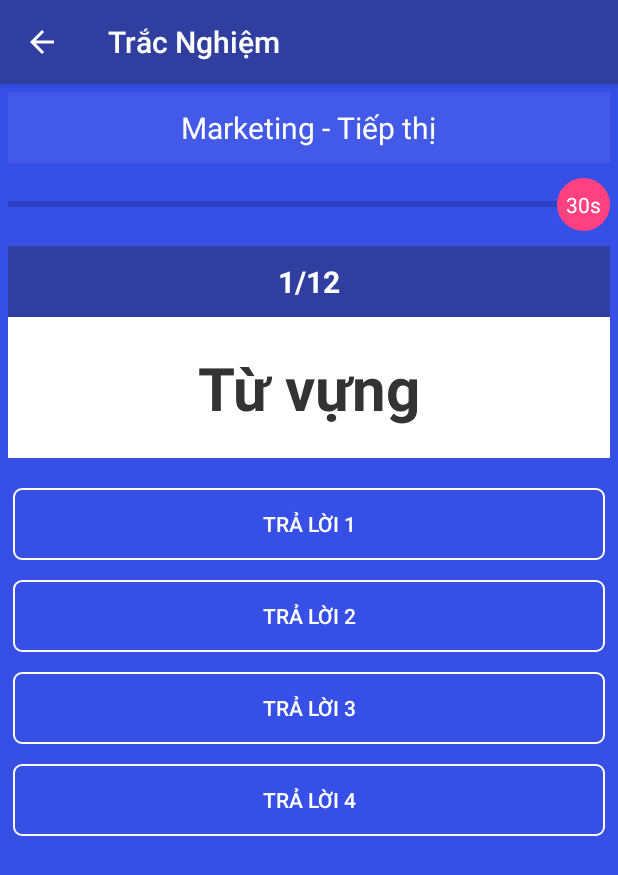
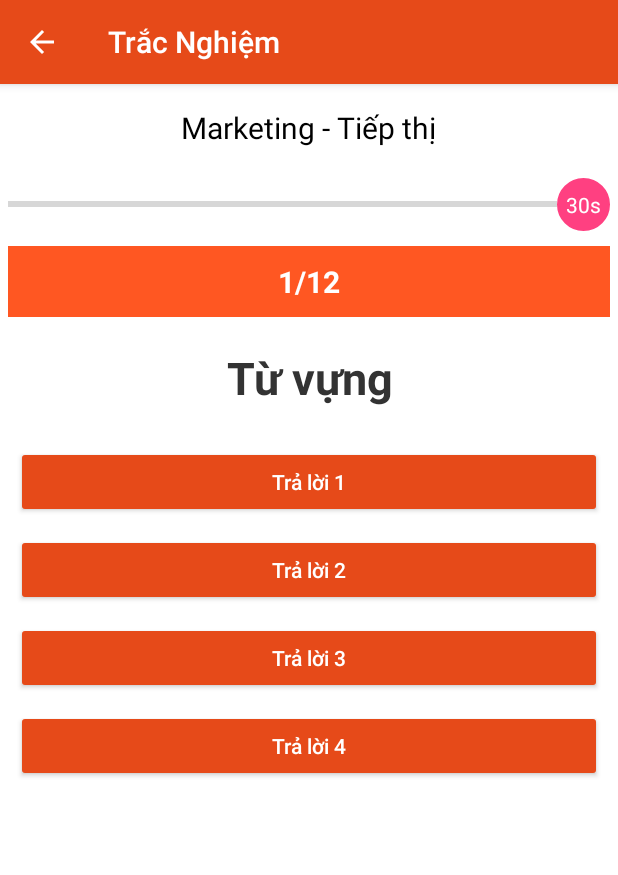
Before and after one commit to kentdzai/ToeicWords-bak, an Android app: the TracNghiemActivity screen opened directly, with no data from a screen before it, on a phone screen of 412 x 824 dp. Shown: the top 875 px of the screen. Run offline under Robolectric (Android 15) with nearby library versions, the phone set to English and light mode, and no system bars; libraries missing offline, so code that uses them is left out: cn.pedant; 1 statement that could not run was skipped.

Commit message:
Update more

```diff
--- a/app/src/main/java/com/groupthree/toeicword/SettingsActivity.java
+++ b/app/src/main/java/com/groupthree/toeicword/SettingsActivity.java
@@ -28,7 +28,7 @@ public class SettingsActivity extends AppCompatPreferenceActivity {
             @Override
             public boolean onPreferenceChange(Preference preference, Object newValue) {
                 Intent itLockScreenService = new Intent(getApplicationContext(), ServiceTest.class);
-                Intent itReceiver = new Intent("test");
+                Intent itReceiver = new Intent("onAnswer");
                 boolean bl = preference.getSharedPreferences().getBoolean("khoa_man_hinh", false);
                 if (getListWord().size() < 2) {
                     Toast.makeText(getApplicationContext(), "Đánh dấu ít nhất 2 từ để mở chức năng này !", Toast.LENGTH_LONG).show();
--- a/app/src/main/java/com/groupthree/toeicword/controller/nhactu/NhacTuService.java
+++ b/app/src/main/java/com/groupthree/toeicword/controller/nhactu/NhacTuService.java
@@ -11,6 +11,7 @@ import android.os.Handler;
 import android.os.IBinder;
 import android.preference.PreferenceManager;
 import android.support.v4.app.NotificationCompat;
+import android.util.Log;
 import android.view.View;
 import android.view.WindowManager;
 import android.widget.LinearLayout;
@@ -159,6 +160,7 @@ public class NhacTuService extends Service implements SharedPreferences.OnShared
                 lnNhacTu.setBackgroundColor(color);
                 builder.setContentTitle(w.Word);
                 notificationManager.notify(6969, builder.build());
+                Log.e("my_watch", "xxx " + w.Word);
             }
         }, 0);
     }
@@ -174,6 +176,7 @@ public class NhacTuService extends Service implements SharedPreferences.OnShared
                     pos = 0;
                 }
                 setupText(pos, getPhienAm(), getColorRandom());
+
             }
         }, 0, getTime() * 1000L);
     }
--- a/app/src/main/res/layout/activity_hoc_tu.xml
+++ b/app/src/main/res/layout/activity_hoc_tu.xml
@@ -21,5 +21,7 @@
         android:layout_width="match_parent"
         android:layout_height="wrap_content"
         android:layout_alignParentBottom="true"
-        android:text="Bắt đầu luyện tập" />
+        android:text="Bắt đầu luyện tập"
+        android:textColor="@color/white"
+        android:background="#E64A19"/>
 </RelativeLayout>
--- a/app/src/main/res/layout/activity_trac_nghiem.xml
+++ b/app/src/main/res/layout/activity_trac_nghiem.xml
@@ -2,34 +2,34 @@
 <ScrollView xmlns:android="http://schemas.android.com/apk/res/android"
     xmlns:tools="http://schemas.android.com/tools"
     android:layout_width="match_parent"
-    android:background="#364fe7"
-    android:layout_height="match_parent">
+    android:layout_height="match_parent"
+    android:background="@color/white">
 
     <LinearLayout
         android:layout_width="match_parent"
         android:layout_height="match_parent"
-    android:paddingTop="5dp"
+        android:orientation="vertical"
+        android:paddingBottom="10dp"
         android:paddingLeft="5dp"
         android:paddingRight="5dp"
-    android:paddingBottom="10dp"
-    android:orientation="vertical"
+        android:paddingTop="5dp"
         tools:context="com.groupthree.toeicword.controller.luyentap.TracNghiemActivity">
 
         <LinearLayout
             android:id="@+id/ll1"
-        android:orientation="vertical"
+            style="@style/my_layout"
             android:layout_alignParentTop="true"
             android:layout_marginBottom="10dp"
-        style="@style/my_layout">
+            android:orientation="vertical">
 
             <TextView
                 android:id="@+id/tvChuDe"
-            android:textSize="20sp"
-            android:textColor="#fff"
-            android:layout_gravity="center"
                 android:layout_width="wrap_content"
                 android:layout_height="wrap_content"
-            android:text="Marketing - Tiếp thị"/>
+                android:layout_gravity="center"
+                android:text="Marketing - Tiếp thị"
+                android:textColor="@color/black"
+                android:textSize="20sp" />
 
         </LinearLayout>
 
@@ -43,94 +43,89 @@
                 style="@style/Widget.AppCompat.ProgressBar.Horizontal"
                 android:layout_width="wrap_content"
                 android:layout_height="wrap_content"
-            android:layout_toLeftOf="@+id/tvTime"
                 android:layout_alignParentLeft="true"
+                android:layout_alignParentStart="true"
                 android:layout_centerVertical="true"
-            android:layout_alignParentStart="true" />
+                android:layout_toLeftOf="@+id/tvTime" />
 
             <TextView
                 android:id="@+id/tvTime"
                 android:layout_width="35dp"
                 android:layout_height="35dp"
+                android:layout_alignParentEnd="true"
+                android:layout_alignParentRight="true"
+                android:layout_alignParentTop="true"
+                android:background="@drawable/cuttom_background_circle"
+                android:gravity="center"
+                android:padding="5dp"
                 android:text="30s"
-            android:textColor="#fff"
-            android:padding="5dp"
-            android:gravity="center"
-            android:background="@drawable/cuttom_background_circle"
-            android:layout_alignParentRight="true"
-            android:layout_alignParentEnd="true"
-            android:layout_alignParentTop="true" />
+                android:textColor="#fff" />
 
         </RelativeLayout>
 
         <LinearLayout
+            android:layout_width="match_parent"
+            android:layout_height="wrap_content"
             android:background="#fff"
-        android:orientation="vertical"
-        android:layout_width="match_parent"
-        android:layout_height="wrap_content">
+            android:orientation="vertical">
 
             <TextView
                 android:id="@+id/tvSTTCauHoi"
+                android:layout_width="match_parent"
+                android:layout_height="wrap_content"
+                android:background="@color/primary"
                 android:gravity="center"
                 android:paddingBottom="10dp"
                 android:paddingTop="10dp"
-            android:textStyle="bold"
+                android:text="1/12"
                 android:textColor="#fff"
                 android:textSize="20sp"
-            android:background="#303f9f"
-            android:layout_width="match_parent"
-            android:layout_height="wrap_content"
-            android:text="1/12"/>
+                android:textStyle="bold" />
 
             <TextView
                 android:id="@+id/tvTuVung"
-            android:text="Từ vựng"
                 android:layout_width="match_parent"
                 android:layout_height="wrap_content"
                 android:gravity="center"
                 android:paddingBottom="20dp"
                 android:paddingTop="20dp"
-            android:textStyle="bold"
+                android:text="Từ vựng"
                 android:textColor="#333"
-            android:textSize="40sp"/>
-
-
+                android:textSize="30sp"
+                android:textStyle="bold" />
         </LinearLayout>
 
         <Button
             android:id="@+id/btnTL1"
-        style="@style/my_button"
-        android:layout_marginTop="20dp"
-        android:layout_marginLeft="3dp"
-        android:layout_marginRight="3dp"
-        android:layout_marginBottom="3dp"
-        android:text="Trả lời 1" />
+            android:layout_width="match_parent"
+            android:layout_height="wrap_content"
+            android:layout_margin="5dp"
+            android:text="Trả lời 1"
+            android:theme="@style/btnLuyenTap" />
 
         <Button
             android:id="@+id/btnTL2"
-        android:layout_marginBottom="10dp"
-        android:layout_marginLeft="3dp"
-        android:layout_marginRight="3dp"
-        android:layout_marginTop="10dp"
-        style="@style/my_button"
-        android:text="Trả lời 2" />
+            android:layout_width="match_parent"
+            android:layout_height="wrap_content"
+            android:layout_margin="5dp"
+            android:text="Trả lời 2"
+            android:theme="@style/btnLuyenTap" />
 
         <Button
             android:id="@+id/btnTL3"
-        android:layout_marginBottom="10dp"
-        android:layout_marginLeft="3dp"
-        android:layout_marginRight="3dp"
-        android:layout_marginTop="3dp"
-        style="@style/my_button"
-        android:text="Trả lời 3" />
+            android:layout_width="match_parent"
+            android:layout_height="wrap_content"
+            android:layout_margin="5dp"
+            android:text="Trả lời 3"
+            android:theme="@style/btnLuyenTap" />
 
         <Button
             android:id="@+id/btnTL4"
-        android:layout_marginLeft="3dp"
-        android:layout_marginRight="3dp"
-        android:layout_marginTop="3dp"
-        style="@style/my_button"
-        android:text="Trả lời 4" />
+            android:layout_width="match_parent"
+            android:layout_height="wrap_content"
+            android:layout_margin="5dp"
+            android:text="Trả lời 4"
+            android:theme="@style/btnLuyenTap" />
 
     </LinearLayout>
 </ScrollView>
--- a/app/src/main/res/layout/layout_nhactu.xml
+++ b/app/src/main/res/layout/layout_nhactu.xml
@@ -28,6 +28,7 @@
                     android:layout_width="wrap_content"
                     android:layout_height="wrap_content"
                     android:text="abide by"
+                    android:textColor="@color/white"
                     android:textSize="16sp"
                     android:textStyle="bold" />
 
--- a/app/src/main/res/layout/luyen_tap_dialog.xml
+++ b/app/src/main/res/layout/luyen_tap_dialog.xml
@@ -8,7 +8,7 @@
     <TextView
         android:layout_width="match_parent"
         android:layout_height="wrap_content"
-        android:background="#303f9f"
+        android:background="#E64A19"
         android:padding="13dp"
         android:text="Chọn hình thức luyện tập"
         android:textColor="#fff"
--- a/app/src/main/res/values/colors.xml
+++ b/app/src/main/res/values/colors.xml
@@ -4,7 +4,17 @@
     <color name="colorPrimaryDark">#303F9F</color>
     <color name="colorAccent">#FF4081</color>
     <color name="white">#ffffff</color>
+    <color name="black">#000000</color>
     <color name="lock_background_color">#222222</color>
+
+    <color name="primary">#FF5722</color>
+    <color name="primary_dark">#E64A19</color>
+    <color name="primary_light">#FFCCBC</color>
+    <color name="accent">#FF5722</color>
+    <color name="primary_text">#212121</color>
+    <color name="secondary_text">#727272</color>
+    <color name="icons">#FFFFFF</color>
+    <color name="divider">#B6B6B6</color>
     <array name="arrColor">
         <item>#F44336</item>
         <item>#E91E63</item>
--- a/app/src/main/res/values/styles.xml
+++ b/app/src/main/res/values/styles.xml
@@ -3,9 +3,9 @@
     <!-- Base application theme. -->
     <style name="AppTheme" parent="Theme.AppCompat.Light.DarkActionBar">
         <!-- Customize your theme here. -->
-        <item name="colorPrimary">@color/colorPrimaryDark</item>
-        <item name="colorPrimaryDark">@color/colorPrimaryDark</item>
-        <item name="colorAccent">@color/colorAccent</item>
+        <item name="colorPrimary">@color/primary_dark</item>
+        <item name="colorPrimaryDark">@color/primary_dark</item>
+        <item name="colorAccent">@color/accent</item>
     </style>
 
     <style name="btnMain" parent="Theme.AppCompat.Light">
@@ -14,19 +14,21 @@
         <item name="android:layout_gravity">left|center_vertical</item>
     </style>
 
-    <style name="btnLuyenNghe" parent="Theme.AppCompat.Light">
+    <style name="btnLuyenTap" parent="Theme.AppCompat.Light">
         <item name="android:layout_width">match_parent</item>
         <item name="android:layout_height">wrap_content</item>
         <item name="android:layout_gravity">center_vertical</item>
         <item name="android:colorButtonNormal" tools:targetApi="lollipop">
-            @color/blue_btn_bg_pressed_color
+            @color/primary_dark
         </item>
         <item name="android:colorControlHighlight" tools:targetApi="lollipop">
-            @color/colorPrimaryDark
+            @color/accent
         </item>
         <item name="android:radius">10dp</item>
         <item name="android:textStyle">normal</item>
         <item name="android:textColor">@color/white</item>
+        <item name="android:textAllCaps">false</item>
+        <item name="android:elevation" tools:ignore="NewApi">10dp</item>
     </style>
 
     <style name="my_button">
@@ -35,6 +37,7 @@
         <item name="android:layout_height">wrap_content</item>
         <item name="android:background">@drawable/cuttom_button</item>
     </style>
+
 
     <style name="btnFail">
         <item name="android:colorButtonNormal" tools:targetApi="lollipop">
--- a/build.gradle
+++ b/build.gradle
@@ -5,7 +5,7 @@ buildscript {
         jcenter()
     }
     dependencies {
-        classpath 'com.android.tools.build:gradle:1.3.0'
+        classpath 'com.android.tools.build:gradle:2.0.0'
 
         // NOTE: Do not place your application dependencies here; they belong
         // in the individual module build.gradle files
```
Also changed, not shown: app/src/main/java/com/groupthree/toeicword/MainActivity.java (+7 -4 lines), app/src/main/java/com/groupthree/toeicword/controller/luyentap/TracNghiemActivity.java (+115 -152 lines), app/src/main/res/layout/activity_luyen_nghe.xml (+5 -5 lines), app/src/main/res/layout/activity_luyen_noi.xml (+5 -6 lines), app/src/main/res/values/strings.xml (+0 -10 lines), gradle/wrapper/gradle-wrapper.properties, 2 other files. Lines whose indentation alone changed are shown as unchanged.
